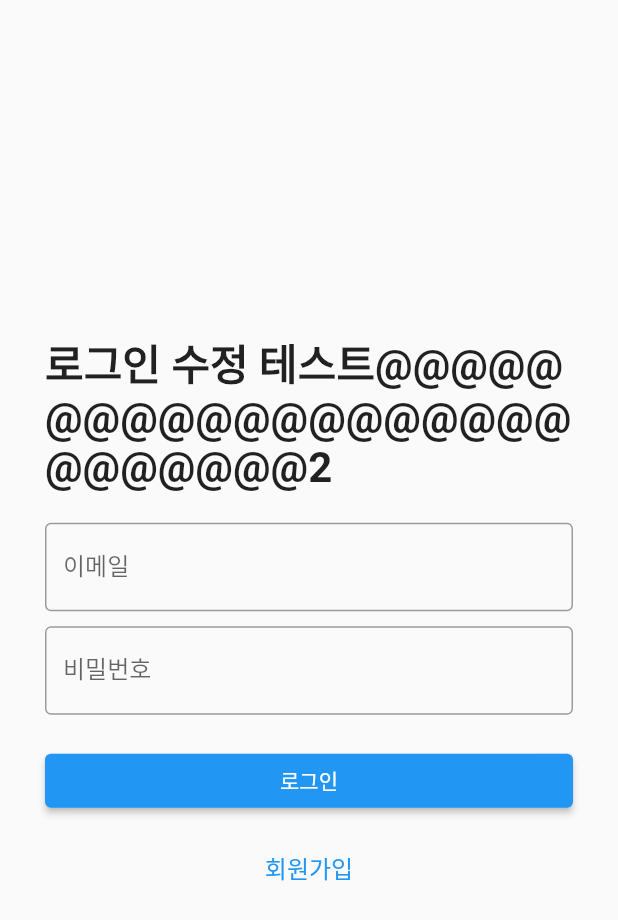
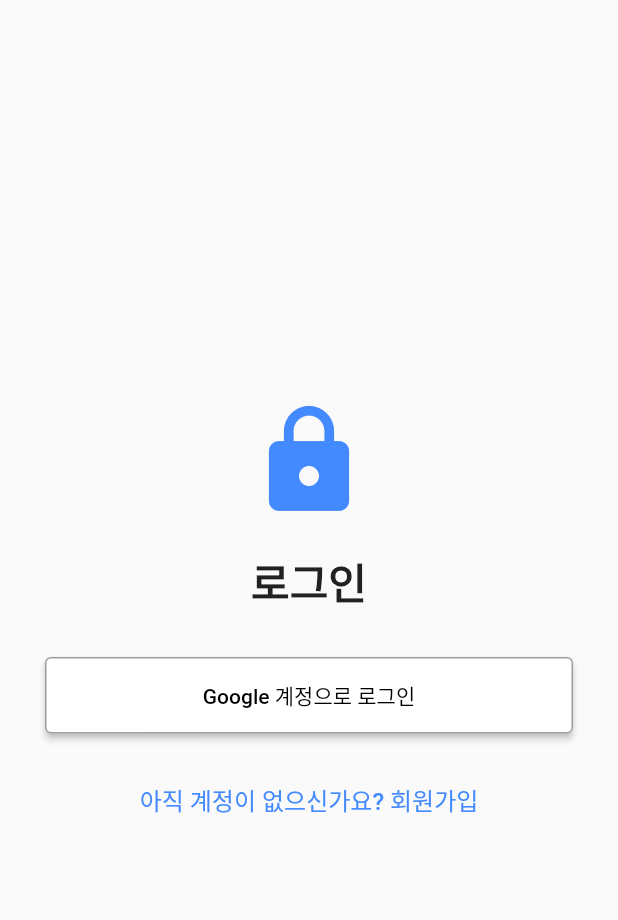
Before and after one commit to sohenney/Graduation_Project, a Flutter app: the screen it shows after launch, on a phone screen of 412 x 824 dp. Shown: the top 920 px of the screen. Run offline on Flutter 3.47's test engine with Material 2 defaults, Android fonts, the phone set to English and light mode, and no system bars.

Commit message:
login 화면 수정

```diff
--- a/capstone/lib/login_ui.dart
+++ b/capstone/lib/login_ui.dart
@@ -1,26 +1,7 @@
 import 'package:flutter/material.dart';
 
-void main() {
-  runApp(const MyApp());
-}
-
-class MyApp extends StatelessWidget {
-  const MyApp({super.key});
-
-  @override
-  Widget build(BuildContext context) {
-    return MaterialApp(
-      debugShowCheckedModeBanner: false,
-      home: LoginScreen(),
-    );
-  }
-}
-
 class LoginScreen extends StatelessWidget {
-  final TextEditingController emailController = TextEditingController();
-  final TextEditingController passwordController = TextEditingController();
-
-  LoginScreen({super.key});
+  const LoginScreen({super.key}); // const 생성자로 변경
 
   @override
   Widget build(BuildContext context) {
@@ -30,51 +11,39 @@ class LoginScreen extends StatelessWidget {
           padding: const EdgeInsets.symmetric(horizontal: 30.0),
           child: Column(
             mainAxisAlignment: MainAxisAlignment.center,
-            crossAxisAlignment: CrossAxisAlignment.start,
             children: [
+              const Icon(Icons.lock, size: 80, color: Colors.blueAccent),
+              const SizedBox(height: 20),
               const Text(
-                "로그인 수정 테스트@@@@@@@@@@@@@@@@@@@@@@@@@@2",
+                "로그인",
                 style: TextStyle(fontSize: 28, fontWeight: FontWeight.bold),
               ),
-              const SizedBox(height: 20),
-              TextField(
-                controller: emailController,
-                decoration: const InputDecoration(
-                  labelText: "이메일",
-                  border: OutlineInputBorder(),
-                ),
-              ),
-              const SizedBox(height: 10),
-              TextField(
-                controller: passwordController,
-                obscureText: true,
-                decoration: const InputDecoration(
-                  labelText: "비밀번호",
-                  border: OutlineInputBorder(),
-                ),
-              ),
-              const SizedBox(height: 20),
+              const SizedBox(height: 30),
               SizedBox(
                 width: double.infinity,
                 child: ElevatedButton(
                   onPressed: () {
-                    String email = emailController.text;
-                    String password = passwordController.text;
-                    print("이메일: $email, 비밀번호: $password");
+                    // 구글 로그인 기능 대체
+                    debugPrint("구글 계정으로 로그인 버튼 클릭");
                   },
-                  child: const Text("로그인"),
+                  child: const Text("Google 계정으로 로그인"),
+                  style: ElevatedButton.styleFrom(
+                    backgroundColor: Colors.white,
+                    foregroundColor: Colors.black,
+                    side: const BorderSide(color: Colors.grey),
+                    padding: const EdgeInsets.symmetric(vertical: 15),
+                  ),
                 ),
               ),
-              const SizedBox(height: 10), // 간격 추가
-              Center(
-                child: TextButton(
-                  onPressed: () {
-                    print("회원가입 버튼 클릭!");
-                  },
-                  child: const Text(
-                    "회원가입",
-                    style: TextStyle(fontSize: 16, color: Colors.blue),
-                  ),
+              const SizedBox(height: 20),
+              TextButton(
+                onPressed: () {
+                  // 회원가입 페이지로 이동
+                  debugPrint("회원가입 페이지로 이동");
+                },
+                child: const Text(
+                  "아직 계정이 없으신가요? 회원가입",
+                  style: TextStyle(fontSize: 16, color: Colors.blueAccent),
                 ),
               ),
             ],
```
